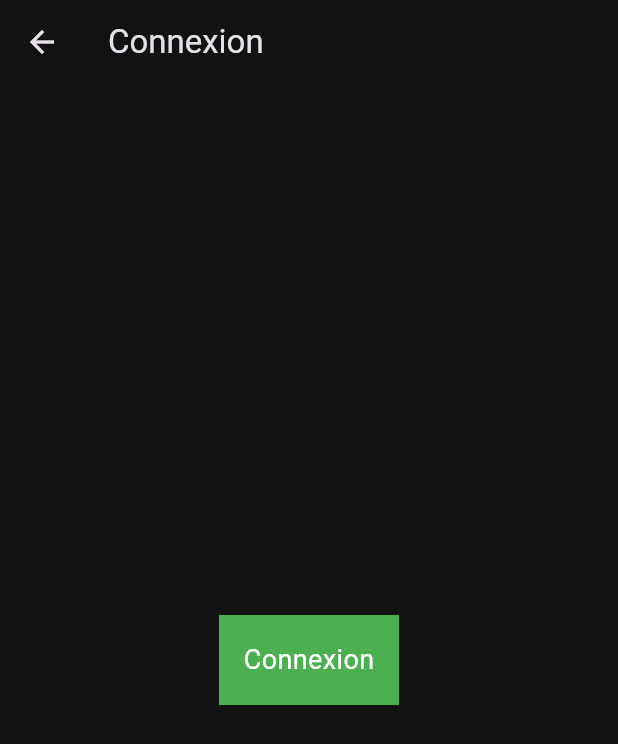
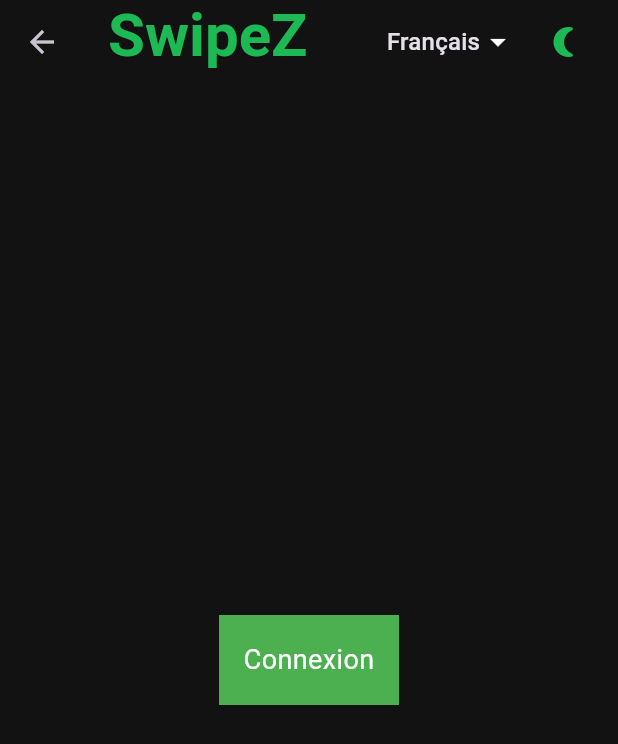
Before and after one commit to S5-C1-Exodia/mobile_app, a Flutter app: the ProfileScreen screen opened directly, after a tap on "Déconnexion", on a phone screen of 412 x 824 dp. Shown: the top 744 px of the screen. Run offline on Flutter 3.47's test engine with Material 3 defaults, Android fonts, the phone set to English and light mode, and no system bars; Roboto replaces fonts that are missing (ArchivoBlack).

Commit message:
Update custom bar
add custom bar on profile and login

```diff
--- a/lib/screens/login_screen.dart
+++ b/lib/screens/login_screen.dart
@@ -2,6 +2,7 @@
 import 'package:mobile_app/L10n/app_localizations.dart';
 import '../core/theme/palettes.dart';
 import 'playlist_screen.dart';
+import '../widgets/custom_app_bar.dart';
 
 class LoginScreen extends StatelessWidget {
   final AppPalette palette;
@@ -18,7 +19,7 @@
     final appLocalizations = AppLocalizations.of(context);
 
     return Scaffold(
-      appBar: AppBar(title: Text(appLocalizations?.login ?? 'Connexion')),
+      appBar: CustomAppBar(titleKey: appLocalizations?.login ?? 'Connexion'),
       body: Center(
         child: GestureDetector(
           onTap: () {
--- a/lib/screens/profile_screen.dart
+++ b/lib/screens/profile_screen.dart
@@ -4,6 +4,8 @@
 import '../providers/app_provider.dart';
 import '../L10n/app_localizations.dart';
 import 'login_screen.dart';
+import '../widgets/custom_app_bar.dart';
+import '../widgets/custom_bottom_bar.dart';
 
 class ProfileScreen extends StatelessWidget {
   @override
@@ -14,7 +16,7 @@
     final appLocalizations = AppLocalizations.of(context);
 
     return Scaffold(
-      appBar: AppBar(title: Text(appLocalizations?.profile ?? 'Profil')),
+      appBar: CustomAppBar(titleKey: appLocalizations?.profile ?? 'Profil'),
       body: Center(
         child: Column(
           mainAxisAlignment: MainAxisAlignment.center,
@@ -46,6 +48,9 @@
           ],
         ),
       ),
+      bottomNavigationBar: CustomBottomBar(
+        currentIndex: 3, onTap: (int value) {  },
+      ),
     );
   }
 }
```
Also changed, not shown: lib/screens/home_screen.dart (deleted).
